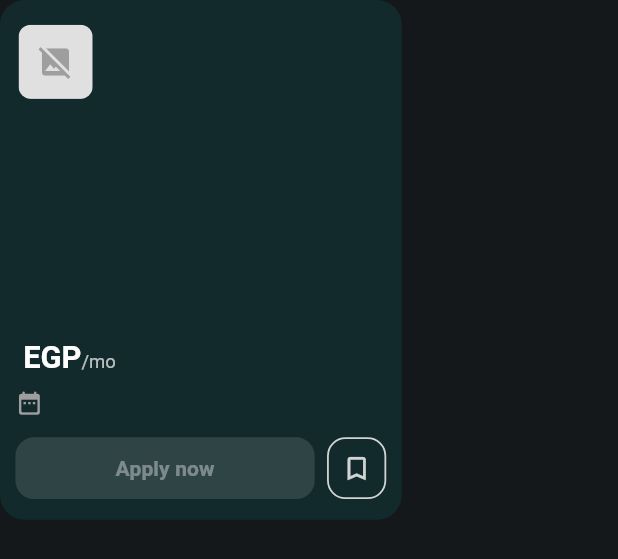
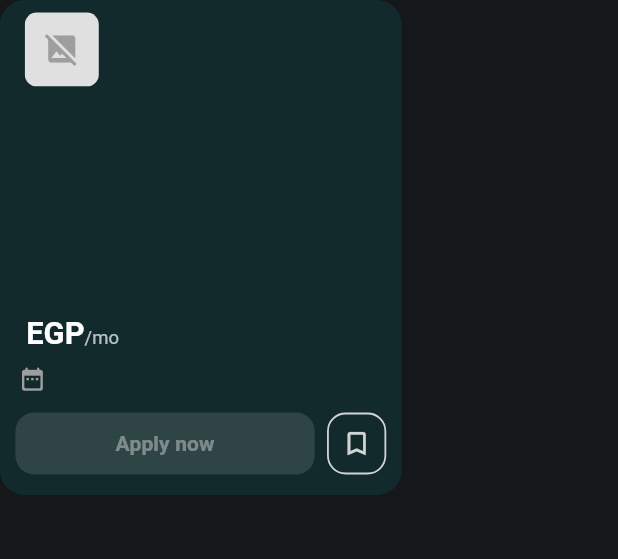
Before and after one commit to mohamed-ebrahim-mmd/parajob, a Flutter app: the HotJobCard widget shown alone on an empty page, opened directly with empty values, on a phone screen of 412 x 824 dp. Shown: the top 559 px of the screen. Run offline on Flutter 3.47's test engine with Material 3 defaults, Android fonts, the phone set to English and light mode, and no system bars; our stand-ins replace app_links, dio, file_picker, firebase_core, firebase_messaging, flutter_svg and 13 more; missing offline and left inert: syncfusion_flutter_pdfviewer, timer_button; accounts and stored records are empty; generated files the repository leaves out were written again; network calls fail.

Commit message:
job card padding

```diff
--- a/lib/features/home/widgets/hot_job_card.dart
+++ b/lib/features/home/widgets/hot_job_card.dart
@@ -25,6 +25,7 @@ class HotJobCard extends StatelessWidget {
   Widget build(BuildContext context) {
     return Container(
       width: context.wPct(65),
+
       decoration: BoxDecoration(
         color: const Color(0xFF122A2B),
         borderRadius: BorderRadius.circular(context.wPct(4)),
@@ -37,8 +38,8 @@ class HotJobCard extends StatelessWidget {
           // 👉 Company Row
           Padding(
             padding: EdgeInsets.symmetric(
-              horizontal: context.wPct(3),
-              vertical: context.hPct(2),
+              horizontal: context.wPct(4),
+              vertical: context.hPct(1),
             ),
             child: Row(
               children: [
@@ -118,7 +119,7 @@ class HotJobCard extends StatelessWidget {
           // 👉 Description (Fixed height always = 4 lines)
           Padding(
             padding: EdgeInsets.symmetric(
-              horizontal: context.wPct(2.5),
+              horizontal: context.wPct(3),
               vertical: context.hPct(1),
             ),
             child: SizedBox(
@@ -139,7 +140,7 @@ class HotJobCard extends StatelessWidget {
 
           // 👉 Salary
           Padding(
-            padding: EdgeInsets.symmetric(horizontal: context.wPct(2.5)),
+            padding: EdgeInsets.symmetric(horizontal: context.wPct(3)),
             child: RichText(
               maxLines: 1,
               overflow: TextOverflow.ellipsis,
@@ -168,7 +169,7 @@ class HotJobCard extends StatelessWidget {
 
           // 👉 Deadline
           Padding(
-            padding: EdgeInsets.symmetric(horizontal: context.wPct(2.5)),
+            padding: EdgeInsets.symmetric(horizontal: context.wPct(3)),
             child: RichText(
               maxLines: 1,
               overflow: TextOverflow.ellipsis,
```
